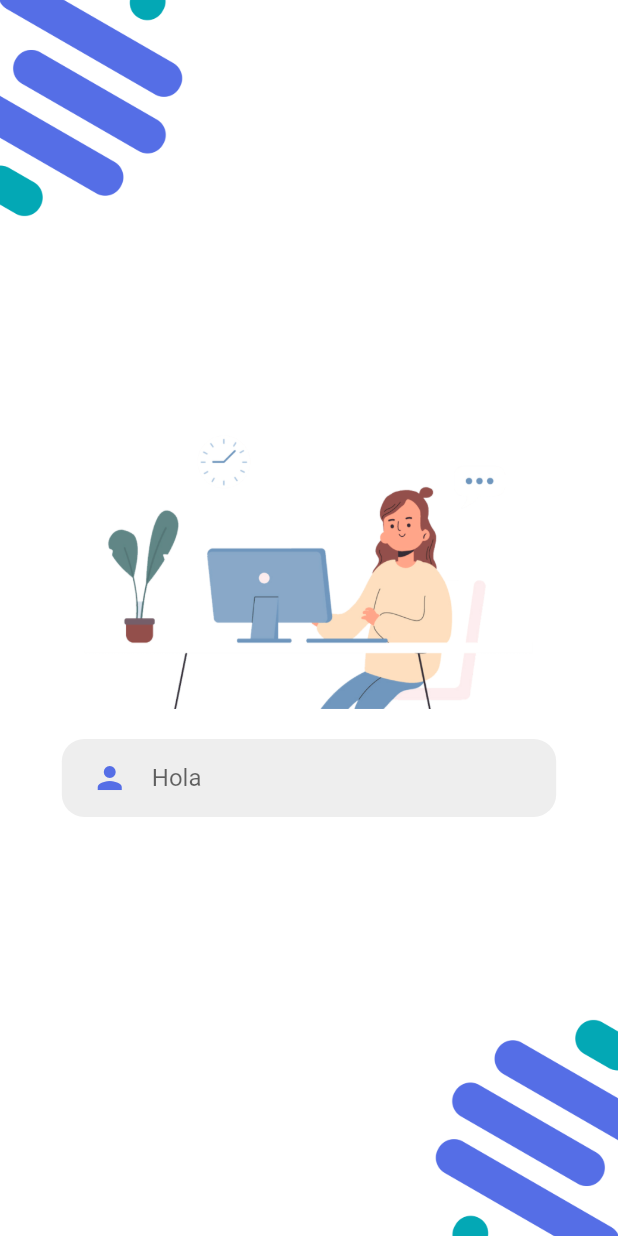
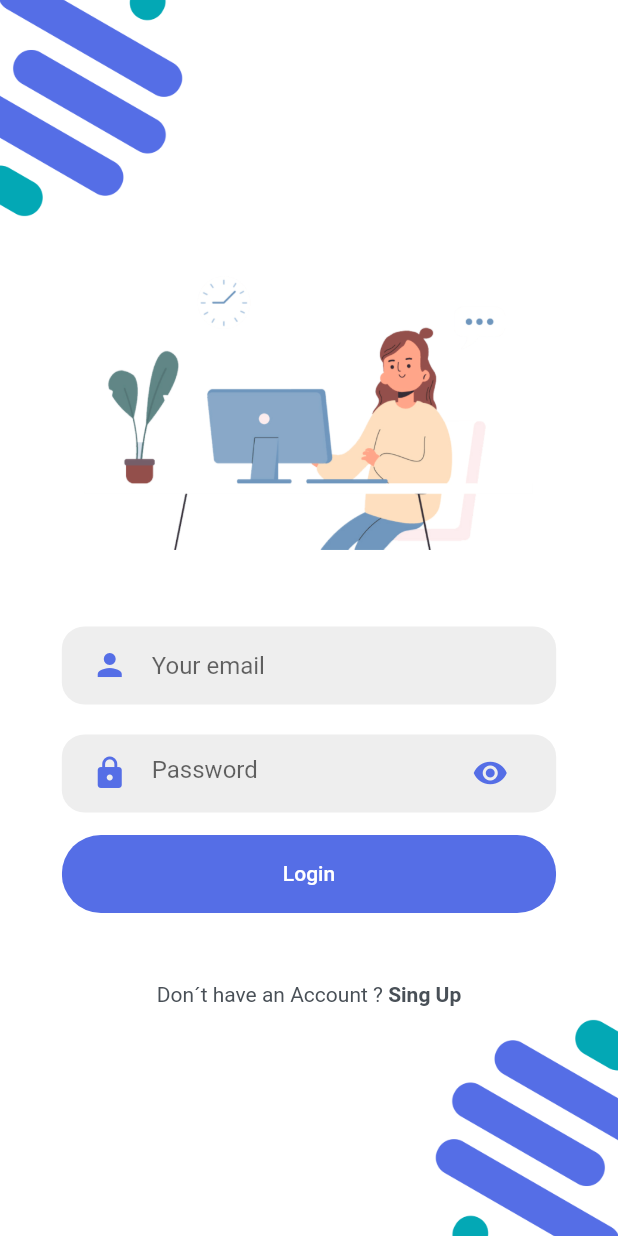
Before and after one commit to yolitzr/login_app, a Flutter app: the screen it shows after launch, after a tap on "Login", on a phone screen of 412 x 824 dp. Run offline on Flutter 3.47's test engine with Material 2 defaults, Android fonts, the phone set to English and light mode, and no system bars.

Commit message:
Login buttons

```diff
--- a/lib/Screens/Login/components/body.dart
+++ b/lib/Screens/Login/components/body.dart
@@ -1,6 +1,10 @@
 import 'package:flutter/material.dart';
-import 'package:login_app/Screens/Login/components/rounded_input_field.dart';
+import 'package:login_app/components/already_have_an_account.dart';
+import 'package:login_app/components/rounded_button.dart';
+import 'package:login_app/components/rounded_input_field.dart';
+import 'package:login_app/components/rounded_password_field.dart';
 import 'package:login_app/components/background.dart';
+import 'package:login_app/constants.dart';
 
 class Body extends StatelessWidget {
   const Body({
@@ -22,15 +26,33 @@ class Body extends StatelessWidget {
             child: Column(
               mainAxisAlignment: MainAxisAlignment.center,
               children: [
-                    Image.asset('assets/profile-img.png',
-                        width: size.width * 0.8),
+                Image.asset('assets/profile-img.png', width: size.width * 0.8),
+                SizedBox(height: size.height * 0.05),
                 RoundedInputField(
                     size: size,
-                        hintText: 'Hola',
+                    hintText: 'Your email',
                     onChanged: (value) {},
                     icon: Icons.person),
-                  ]),
-            ))
+                RoundedPasswordField(
+                  size: size,
+                  onChanged: (value) {},
+                ),
+                RoundedButton(
+                  size: size,
+                  text: 'Login',
+                  bgColor: bgButton,
+                  textColor: Colors.white,
+                  onPressed: () {},
+                ),
+                SizedBox(height: size.height * 0.05),
+                AlreadyHaveAnAccountCheck(
+                  login: true,
+                  press: () {},
+                ),
+              ],
+            ),
+          ),
+        ),
       ],
     );
   }
--- a/lib/Screens/Welcome/components/body.dart
+++ b/lib/Screens/Welcome/components/body.dart
@@ -11,7 +11,8 @@ class Body extends StatelessWidget {
 
   @override
   Widget build(BuildContext context) {
-    Size size = MediaQuery.of(context).size; // This size provide us total heiggt and width of our screen
+    Size size = MediaQuery.of(context)
+        .size; // This size provide us total height and width of our screen
     return Background(
         size: size,
         child: SingleChildScrollView(
@@ -37,9 +38,9 @@ class Body extends StatelessWidget {
                 size: size,
                 onPressed: () {
                   Navigator.push(
-                    context,
-                    MaterialPageRoute(builder: (context) => const LoginScreen())
-                  );
+                      context,
+                      MaterialPageRoute(
+                          builder: (context) => const LoginScreen()));
                 },
                 text: 'Login',
                 bgColor: bgButton,
--- /dev/null
+++ b/lib/components/already_have_an_account.dart
@@ -0,0 +1,37 @@
+import 'package:flutter/material.dart';
+import 'package:login_app/constants.dart';
+
+class AlreadyHaveAnAccountCheck extends StatelessWidget {
+  final bool login;
+  final void Function() press;
+  const AlreadyHaveAnAccountCheck({
+    Key? key,
+    required this.login,
+    required this.press,
+  }) : super(key: key);
+
+  @override
+  Widget build(BuildContext context) {
+    return Row(
+      mainAxisAlignment: MainAxisAlignment.center,
+      children: [
+        Text(
+          login ? 'Don´t have an Account ? ' : 'Already have an Account ? ',
+          style: const TextStyle(
+            color: text,
+          ),
+        ),
+        GestureDetector(
+          onTap: press,
+          child: Text(
+            login ? 'Sing Up' : 'Sing In',
+            style: const TextStyle(
+              color: text,
+              fontWeight: FontWeight.bold,
+            ),
+          ),
+        ),
+      ],
+    );
+  }
+}
--- a/lib/Screens/Login/components/rounded_input_field.dart
+++ b/lib/components/rounded_input_field.dart
@@ -1,5 +1,5 @@
 import 'package:flutter/material.dart';
-import 'package:login_app/Screens/Login/components/text_field_container.dart';
+import 'package:login_app/components/text_field_container.dart';
 import 'package:login_app/constants.dart';
 
 class RoundedInputField extends StatelessWidget {
--- /dev/null
+++ b/lib/components/rounded_password_field.dart
@@ -0,0 +1,36 @@
+import 'package:flutter/material.dart';
+import 'package:login_app/components/text_field_container.dart';
+import 'package:login_app/constants.dart';
+
+class RoundedPasswordField extends StatelessWidget {
+  const RoundedPasswordField({
+    Key? key,
+    required this.size,
+    required this.onChanged,
+  }) : super(key: key);
+
+  final Size size;
+  final ValueChanged<String> onChanged;
+
+  @override
+  Widget build(BuildContext context) {
+    return TextFieldContainer(
+        size: size,
+        child: TextField(
+          obscureText: true,
+          onChanged: onChanged,
+          decoration: const InputDecoration(
+            hintText: 'Password',
+            icon: Icon(
+              Icons.lock,
+              color: bgButton,
+            ),
+            suffixIcon: Icon(
+              Icons.visibility,
+              color: bgButton,
+            ),
+            border: InputBorder.none,
+          ),
+        ));
+  }
+}
--- a/lib/Screens/Login/components/text_field_container.dart
+++ b/lib/components/text_field_container.dart
@@ -14,7 +14,7 @@ class TextFieldContainer extends StatelessWidget {
   Widget build(BuildContext context) {
     return Container(
       width: size.width * 0.8,
-      margin: const EdgeInsets.symmetric(vertical: 20),
+      margin: const EdgeInsets.symmetric(vertical: 10),
       padding: const EdgeInsets.symmetric(vertical: 2, horizontal: 20),
       decoration: BoxDecoration(
         color: Colors.grey[200],
```
Lines whose indentation alone changed are shown as unchanged.
